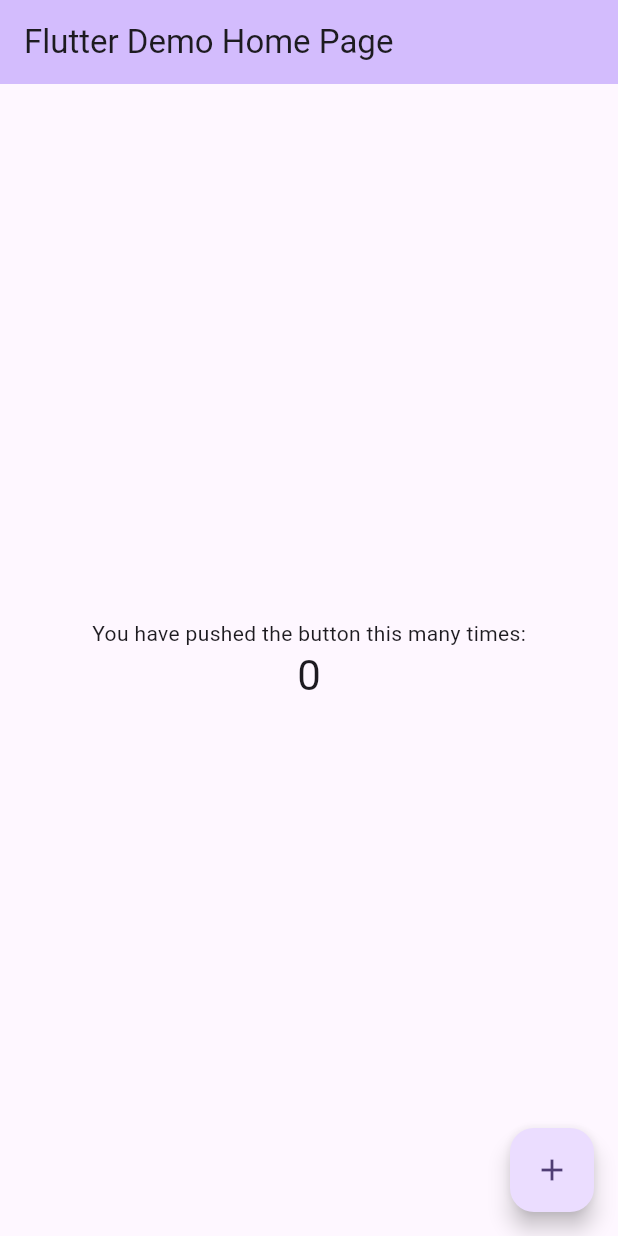
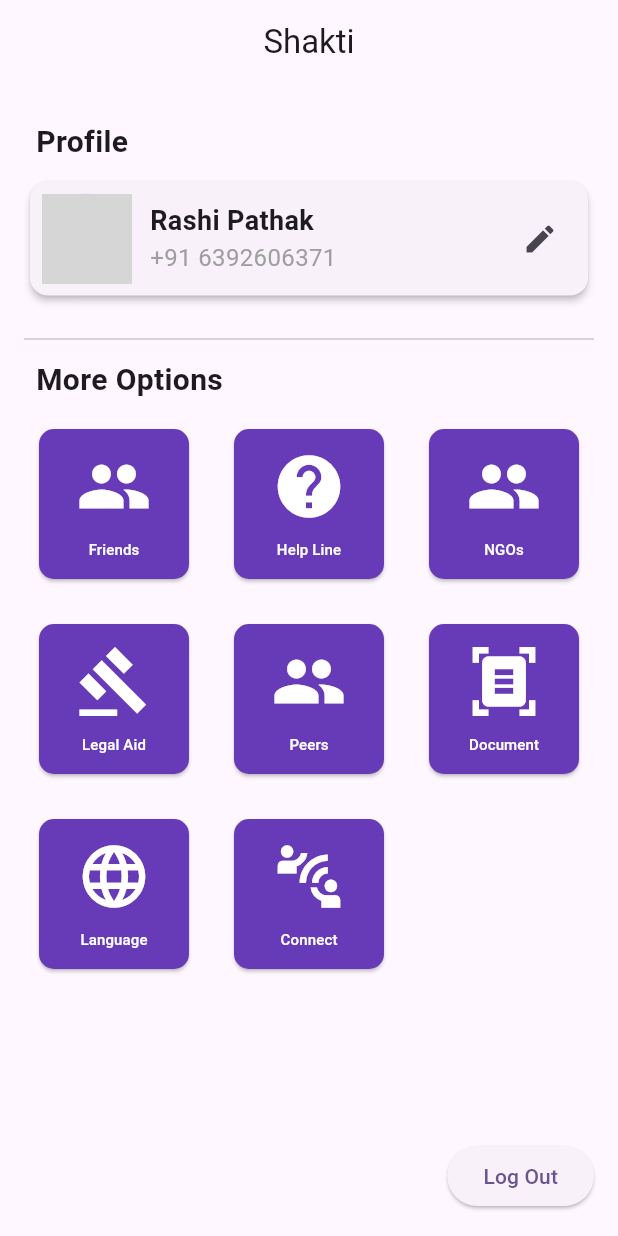
Before and after one commit to Nitishroy-7033/Project-Shakti, a Flutter app: the screen it shows after launch, on a phone screen of 412 x 824 dp. Run offline on Flutter 3.47's test engine with Material 3 defaults, Android fonts, the phone set to English and light mode, and no system bars; grey boxes are pictures that could not be loaded.

Commit message:
adding the  homescreen ui

```diff
--- /dev/null
+++ b/lib/core/widgets/homescreen.dart
@@ -0,0 +1,152 @@
+import 'package:flutter/material.dart';
+
+class HomePage extends StatelessWidget {
+  const HomePage({super.key});
+
+  @override
+  Widget build(BuildContext context) {
+    return Scaffold(
+      appBar: AppBar(title: Text('Shakti'), centerTitle: true),
+      body: Padding(
+        padding: const EdgeInsets.all(16.0),
+        child: Column(
+          crossAxisAlignment: CrossAxisAlignment.start,
+          children: [
+            Padding(
+              padding: const EdgeInsets.all(8.0),
+              child: Text(
+                "Profile",
+                style: TextStyle(fontSize: 20, fontWeight: FontWeight.bold),
+              ),
+            ),
+            ProfileSection(),
+            //
+            SizedBox(height: 20),
+            //
+            Divider(height: 10, thickness: 1),
+            //
+            Padding(
+              padding: const EdgeInsets.all(8.0),
+              child: Text(
+                "More Options",
+                style: TextStyle(fontSize: 20, fontWeight: FontWeight.bold),
+              ),
+            ),
+            Expanded(child: MoreOptionsSection()),
+            Align(
+              alignment: Alignment.bottomRight,
+              child: ElevatedButton(
+                onPressed: () {
+                  // Log out logic here
+                },
+                child: Text('Log Out'),
+              ),
+            ),
+          ],
+        ),
+      ),
+    );
+  }
+}
+
+class ProfileSection extends StatelessWidget {
+  const ProfileSection({super.key});
+
+  @override
+  Widget build(BuildContext context) {
+    return Card(
+      elevation: 2,
+      child: Padding(
+        padding: const EdgeInsets.all(8.0),
+        child: Row(
+          children: [
+            CircleAvatar(
+              radius: 30,
+              backgroundImage: AssetImage(
+                'assets/avatar.png',
+              ), // Replace with your image asset
+            ),
+            SizedBox(width: 12),
+            Column(
+              crossAxisAlignment: CrossAxisAlignment.start,
+              children: [
+                Text(
+                  'Rashi Pathak',
+                  style: TextStyle(fontSize: 18, fontWeight: FontWeight.bold),
+                ),
+                Text(
+                  '+91 6392606371',
+                  style: TextStyle(fontSize: 16, color: Colors.grey),
+                ),
+              ],
+            ),
+            Spacer(),
+            IconButton(
+              icon: Icon(Icons.edit),
+              onPressed: () {
+                // Edit profile action
+              },
+            ),
+          ],
+        ),
+      ),
+    );
+  }
+}
+
+class MoreOptionsSection extends StatelessWidget {
+  final List<Map<String, dynamic>> options = [
+    {'icon': Icons.people, 'label': 'Friends'},
+    {'icon': Icons.help, 'label': 'Help Line'},
+    {'icon': Icons.group, 'label': 'NGOs'},
+    {'icon': Icons.gavel, 'label': 'Legal Aid'},
+    {'icon': Icons.group, 'label': 'Peers'},
+    {'icon': Icons.document_scanner, 'label': 'Document'},
+    {'icon': Icons.language, 'label': 'Language'},
+    {'icon': Icons.connect_without_contact, 'label': 'Connect'},
+  ];
+
+  MoreOptionsSection({super.key});
+
+  @override
+  Widget build(BuildContext context) {
+    return GridView.count(
+      crossAxisCount: 3,
+
+      crossAxisSpacing: 10,
+      mainAxisSpacing: 10,
+      children:
+          options.map((opt) {
+            return Align(
+              alignment: Alignment.center,
+              child: SizedBox(
+                width: 100,
+                height: 100,
+                child: ElevatedButton(
+                  style: ElevatedButton.styleFrom(
+                    // minimumSize: Size(60, 60),
+                    foregroundColor: Colors.white,
+                    backgroundColor: Colors.deepPurple,
+                    padding: EdgeInsets.zero,
+                    shape: RoundedRectangleBorder(
+                      borderRadius: BorderRadius.circular(10),
+                    ),
+                  ),
+                  onPressed: () {
+                    // Button action here
+                  },
+                  child: Column(
+                    mainAxisAlignment: MainAxisAlignment.center,
+                    children: [
+                      Icon(opt['icon'], size: 50),
+                      SizedBox(height: 10),
+                      Text(opt['label'], style: TextStyle(fontSize: 10)),
+                    ],
+                  ),
+                ),
+              ),
+            );
+          }).toList(),
+    );
+  }
+}
--- a/lib/main.dart
+++ b/lib/main.dart
@@ -1,4 +1,5 @@
 import 'package:flutter/material.dart';
+import 'package:project_shakti/core/widgets/homescreen.dart';
 
 void main() {
   runApp(const MyApp());
@@ -14,7 +15,7 @@ class MyApp extends StatelessWidget {
       theme: ThemeData(
         colorScheme: ColorScheme.fromSeed(seedColor: Colors.deepPurple),
       ),
-      home: const MyHomePage(title: 'Flutter Demo Home Page'),
+      home: HomePage(),
     );
   }
 }
```
Also changed, not shown: pubspec.lock.
